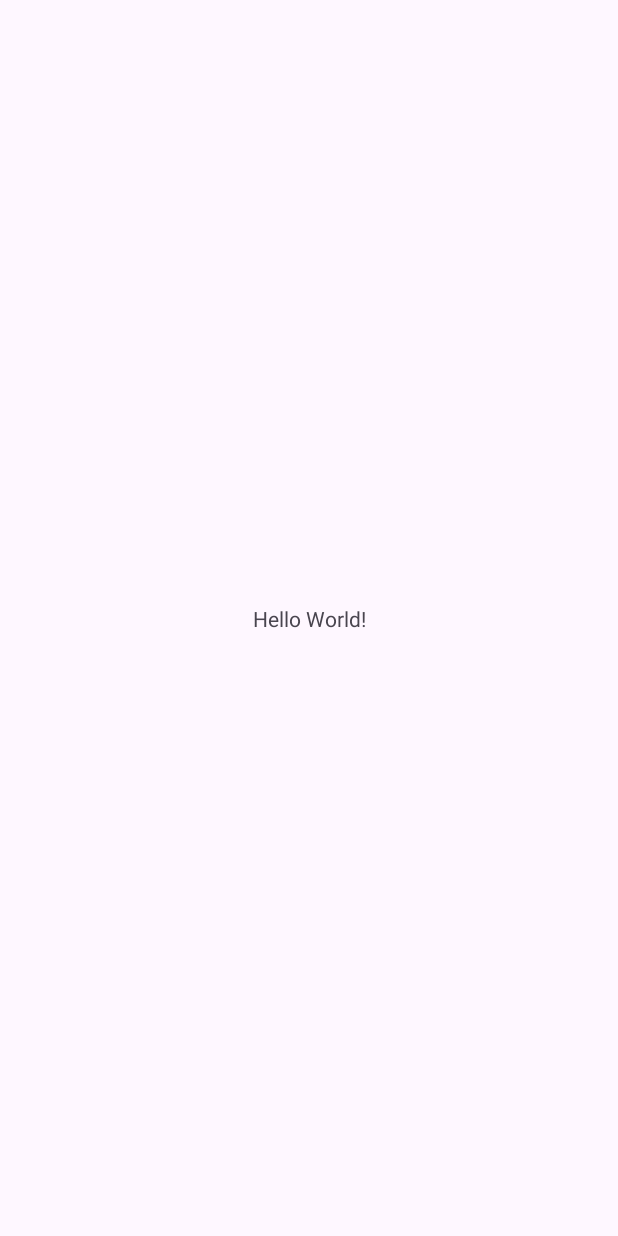
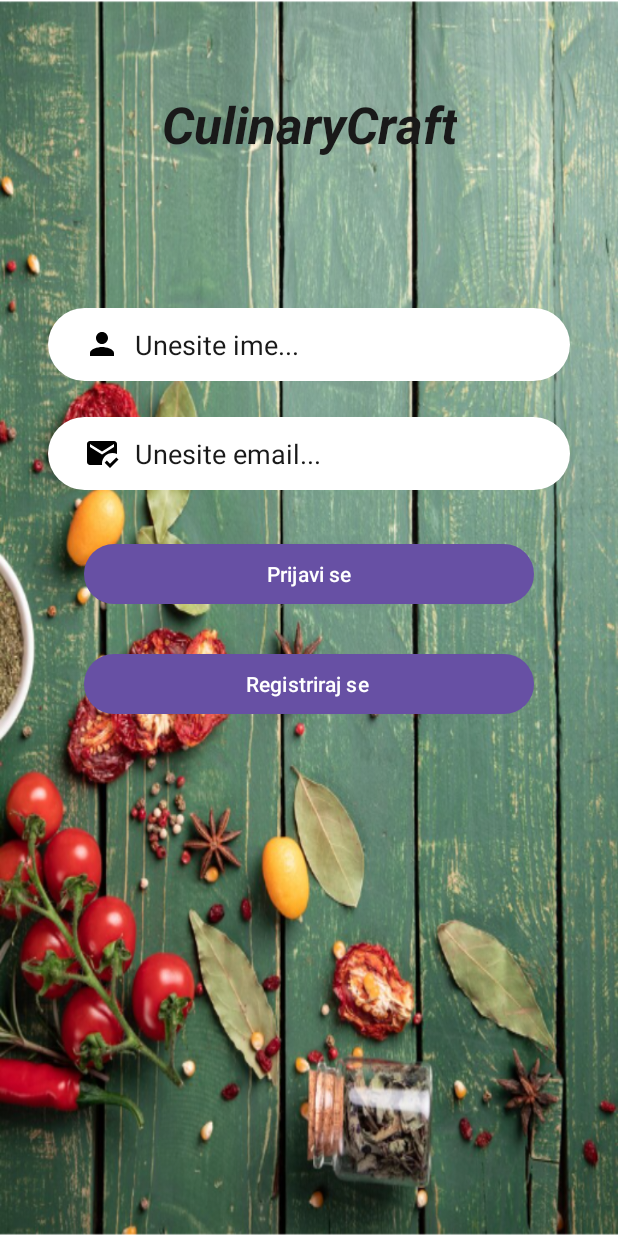
Before and after one commit to ljdedic/CulinaryCraft, an Android app: the screen it shows after launch (MainActivity before the commit, LoginActivity after it), on a phone screen of 412 x 824 dp. Before the commit the screen is almost empty. Run offline under Robolectric (Android 15) with nearby library versions, the phone set to English and light mode, and no system bars.

Commit message:
Login i registracija

```diff
--- a/app/build.gradle.kts
+++ b/app/build.gradle.kts
@@ -32,7 +32,7 @@ android {
 dependencies {
 
     implementation("androidx.appcompat:appcompat:1.6.1")
-    implementation("com.google.android.material:material:1.10.0")
+    implementation("com.google.android.material:material:1.8.0")
     implementation("androidx.constraintlayout:constraintlayout:2.1.4")
     implementation("com.google.firebase:firebase-auth:22.3.0")
     testImplementation("junit:junit:4.13.2")
--- /dev/null
+++ b/app/src/main/java/ba/sum/fpmoz/culinarycraft/LoginActivity.java
@@ -0,0 +1,24 @@
+package ba.sum.fpmoz.culinarycraft;
+
+import androidx.appcompat.app.AppCompatActivity;
+
+import android.content.Intent;
+import android.os.Bundle;
+import android.view.View;
+import android.widget.TextView;
+
+public class LoginActivity extends AppCompatActivity {
+
+    @Override
+    protected void onCreate(Bundle savedInstanceState) {
+        super.onCreate(savedInstanceState);
+        setContentView(R.layout.activity_login);
+        TextView btn=findViewById(R.id.btn_registriraj_se);
+        btn.setOnClickListener(new View.OnClickListener() {
+            @Override
+            public void onClick(View view) {
+                startActivity(new Intent(LoginActivity.this,RegisterActivity.class));
+            }
+        });
+    }
+}
--- a/app/src/main/java/ba/sum/fpmoz/culinarycraft/MainActivity.java
+++ b/app/src/main/java/ba/sum/fpmoz/culinarycraft/MainActivity.java
@@ -1,6 +1,7 @@
     package ba.sum.fpmoz.culinarycraft;
 
 import androidx.appcompat.app.AppCompatActivity;
+
 
 import android.os.Bundle;
 
--- /dev/null
+++ b/app/src/main/res/drawable/btn_bg.xml
@@ -0,0 +1,6 @@
+<?xml version="1.0" encoding="utf-8"?>
+<shape xmlns:android="http://schemas.android.com/apk/res/android">
+
+    <solid android:color="#FFFFFF"/>
+    <corners android:radius="70dp"/>
+</shape>
--- /dev/null
+++ b/app/src/main/res/drawable/ic_email.xml
@@ -0,0 +1,5 @@
+<vector android:height="24dp" android:tint="#000000"
+    android:viewportHeight="24" android:viewportWidth="24"
+    android:width="24dp" xmlns:android="http://schemas.android.com/apk/res/android">
+    <path android:fillColor="@android:color/white" android:pathData="M12,19c0,-3.87 3.13,-7 7,-7c1.08,0 2.09,0.25 3,0.68V6c0,-1.1 -0.9,-2 -2,-2H4C2.9,4 2,4.9 2,6v12c0,1.1 0.9,2 2,2h8.08C12.03,19.67 12,19.34 12,19zM4,6l8,5l8,-5v2l-8,5L4,8V6zM17.34,22l-3.54,-3.54l1.41,-1.41l2.12,2.12l4.24,-4.24L23,16.34L17.34,22z"/>
+</vector>
--- /dev/null
+++ b/app/src/main/res/drawable/ic_person.xml
@@ -0,0 +1,5 @@
+<vector android:height="24dp" android:tint="#000000"
+    android:viewportHeight="24" android:viewportWidth="24"
+    android:width="24dp" xmlns:android="http://schemas.android.com/apk/res/android">
+    <path android:fillColor="@android:color/white" android:pathData="M12,12c2.21,0 4,-1.79 4,-4s-1.79,-4 -4,-4 -4,1.79 -4,4 1.79,4 4,4zM12,14c-2.67,0 -8,1.34 -8,4v2h16v-2c0,-2.66 -5.33,-4 -8,-4z"/>
+</vector>
--- /dev/null
+++ b/app/src/main/res/drawable/ic_security.xml
@@ -0,0 +1,5 @@
+<vector android:height="24dp" android:tint="#000000"
+    android:viewportHeight="24" android:viewportWidth="24"
+    android:width="24dp" xmlns:android="http://schemas.android.com/apk/res/android">
+    <path android:fillColor="@android:color/white" android:pathData="M12,1L3,5v6c0,5.55 3.84,10.74 9,12 5.16,-1.26 9,-6.45 9,-12L21,5l-9,-4zM12,11.99h7c-0.53,4.12 -3.28,7.79 -7,8.94L12,12L5,12L5,6.3l7,-3.11v8.8z"/>
+</vector>
--- /dev/null
+++ b/app/src/main/res/drawable/input_log.xml
@@ -0,0 +1,7 @@
+<?xml version="1.0" encoding="utf-8"?>
+<shape xmlns:android="http://schemas.android.com/apk/res/android">
+
+    <solid android:color="@color/colorWhite"/>
+    <corners android:radius="70dp"/>
+
+</shape>
--- /dev/null
+++ b/app/src/main/res/layout/activity_login.xml
@@ -0,0 +1,93 @@
+<?xml version="1.0" encoding="utf-8"?>
+<androidx.constraintlayout.widget.ConstraintLayout xmlns:android="http://schemas.android.com/apk/res/android"
+    xmlns:app="http://schemas.android.com/apk/res-auto"
+    xmlns:tools="http://schemas.android.com/tools"
+    android:layout_width="match_parent"
+    android:layout_height="match_parent"
+    android:background="@drawable/slika"
+    tools:context=".LoginActivity">
+
+    <TextView
+        android:id="@+id/logo"
+        android:layout_width="wrap_content"
+        android:layout_height="wrap_content"
+        android:layout_marginTop="60dp"
+        android:contextClickable="false"
+        android:elegantTextHeight="false"
+        android:freezesText="false"
+        android:text="CulinaryCraft"
+        android:textAlignment="center"
+        android:textAllCaps="false"
+        android:textColor="@color/colorBlackText"
+        android:textSize="34sp"
+        android:textStyle="bold|italic"
+        app:autoSizeTextType="none"
+        app:layout_constraintEnd_toEndOf="parent"
+        app:layout_constraintStart_toStartOf="parent"
+        app:layout_constraintTop_toTopOf="parent" />
+
+    <EditText
+        android:id="@+id/Unesiime"
+        android:layout_width="0dp"
+        android:layout_height="wrap_content"
+        android:layout_marginStart="32dp"
+        android:layout_marginTop="100dp"
+        android:layout_marginEnd="32dp"
+        android:background="@drawable/input_log"
+        android:drawableLeft="@drawable/ic_person"
+        android:drawablePadding="10dp"
+        android:ems="10"
+        android:hint="Unesite ime..."
+        android:inputType="text"
+        android:paddingLeft="24dp"
+        android:paddingTop="12dp"
+        android:paddingRight="12dp"
+        android:paddingBottom="12dp"
+        android:textColorHint="@color/colorBlackText"
+        app:layout_constraintEnd_toEndOf="parent"
+        app:layout_constraintStart_toStartOf="parent"
+        app:layout_constraintTop_toBottomOf="@+id/logo" />
+
+    <EditText
+        android:id="@+id/Unesiprezime"
+        android:layout_width="0dp"
+        android:layout_height="wrap_content"
+        android:layout_marginTop="24dp"
+        android:background="@drawable/input_log"
+        android:drawableLeft="@drawable/ic_email"
+        android:drawablePadding="10dp"
+        android:ems="10"
+        android:hint="Unesite email..."
+        android:inputType="text"
+        android:paddingLeft="24dp"
+        android:paddingTop="12dp"
+        android:paddingRight="12dp"
+        android:paddingBottom="12dp"
+        android:textColorHint="@color/colorBlackText"
+        app:layout_constraintEnd_toEndOf="@+id/Unesiime"
+        app:layout_constraintStart_toStartOf="@+id/Unesiime"
+        app:layout_constraintTop_toBottomOf="@+id/Unesiime" />
+
+    <Button
+        android:id="@+id/btn_prijavi_se"
+        android:layout_width="0dp"
+        android:layout_height="wrap_content"
+        android:layout_marginStart="24dp"
+        android:layout_marginTop="32dp"
+        android:layout_marginEnd="24dp"
+        android:text="Prijavi se"
+        app:layout_constraintEnd_toEndOf="@+id/Unesiprezime"
+        app:layout_constraintStart_toStartOf="@+id/Unesiprezime"
+        app:layout_constraintTop_toBottomOf="@+id/Unesiprezime" />
+
+    <Button
+        android:id="@+id/btn_registriraj_se"
+        android:layout_width="0dp"
+        android:layout_height="wrap_content"
+        android:layout_marginTop="25dp"
+        android:text="Registriraj se "
+        app:layout_constraintEnd_toEndOf="@+id/btn_prijavi_se"
+        app:layout_constraintStart_toStartOf="@+id/btn_prijavi_se"
+        app:layout_constraintTop_toBottomOf="@+id/btn_prijavi_se" />
+
+</androidx.constraintlayout.widget.ConstraintLayout>
--- a/app/src/main/res/layout/activity_main.xml
+++ b/app/src/main/res/layout/activity_main.xml
@@ -4,15 +4,4 @@
     xmlns:tools="http://schemas.android.com/tools"
     android:layout_width="match_parent"
     android:layout_height="match_parent"
-    tools:context=".MainActivity">
-
-    <TextView
-        android:layout_width="wrap_content"
-        android:layout_height="wrap_content"
-        android:text="Hello World!"
-        app:layout_constraintBottom_toBottomOf="parent"
-        app:layout_constraintEnd_toEndOf="parent"
-        app:layout_constraintStart_toStartOf="parent"
-        app:layout_constraintTop_toTopOf="parent" />
-
-</androidx.constraintlayout.widget.ConstraintLayout>
+    tools:context=".MainActivity"/>
```
Also changed, not shown: app/src/main/AndroidManifest.xml (+7 -2 lines), app/src/main/java/ba/sum/fpmoz/culinarycraft/RegisterActivity.java (added, +25 -0 lines), app/src/main/res/drawable/input_bg.xml (added, +7 -0 lines), app/src/main/res/layout/activity_register.xml (added, +146 -0 lines), app/src/main/res/values/colors.xml (+22 -2 lines), app/src/main/res/values/styles.xml (added, +11 -0 lines), app/src/main/res/drawable/slika.png (added), app/src/main/res/drawable/slika1.jpg (added).
